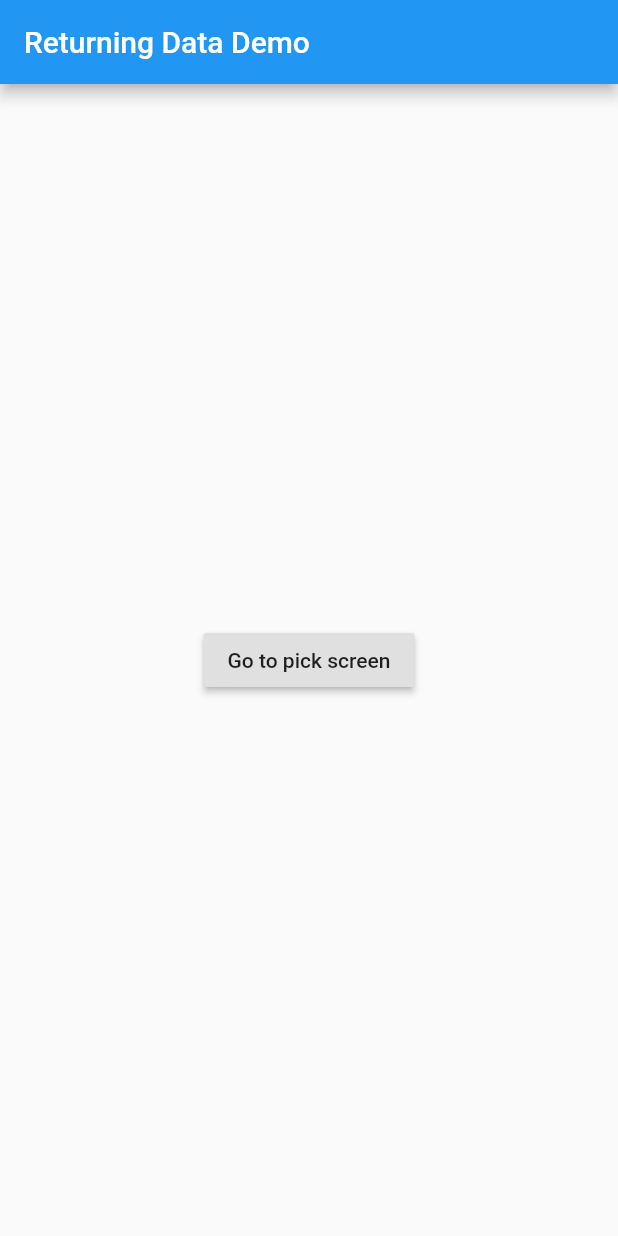
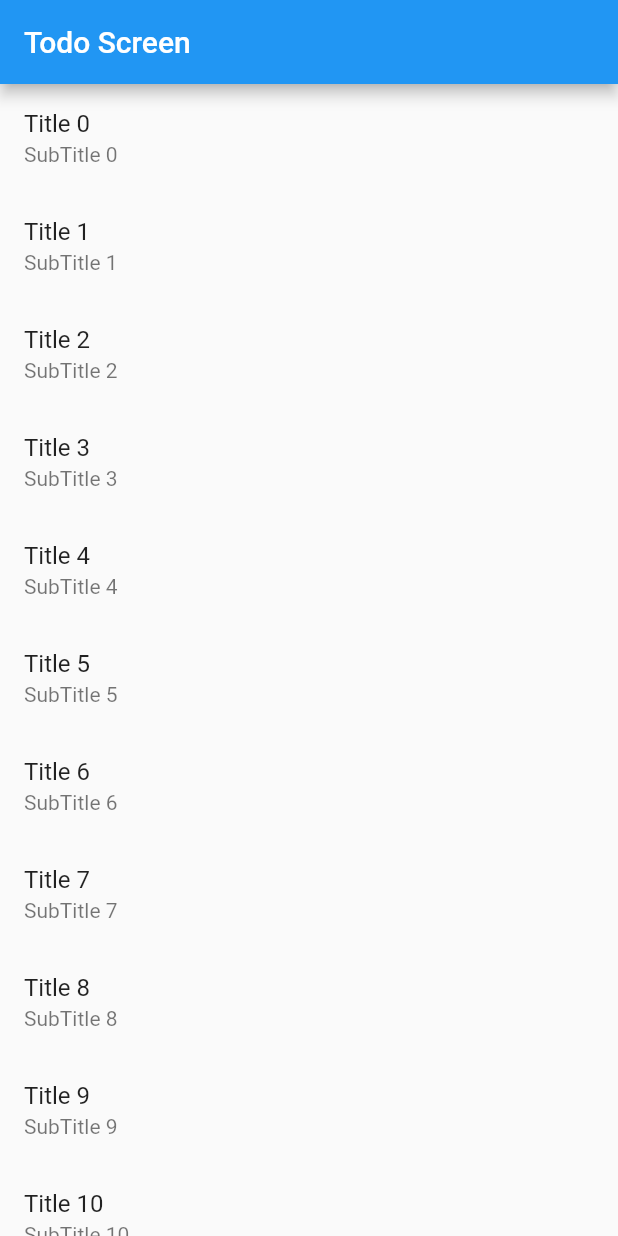
Before and after one commit to Novsochetra/FlutterPractice, a Flutter app: the screen it shows after launch, on a phone screen of 412 x 824 dp. Run offline on Flutter 3.47's test engine with Material 2 defaults, Android fonts, the phone set to English and light mode, and no system bars.

Commit message:
Add passing data to new screen

```diff
--- a/lib/main.dart
+++ b/lib/main.dart
@@ -12,6 +12,7 @@ import 'package:FirstFlutter/snackbar.dart';
 import 'package:FirstFlutter/swip_dismiss.dart';
 import 'package:FirstFlutter/tab.dart';
 import 'package:FirstFlutter/passing_argument_navigation.dart';
+import 'package:FirstFlutter/passing_data_to_new_screen.dart';
 import 'package:flutter/material.dart';
 
 void main() {
@@ -28,7 +29,8 @@ void main() {
   // runApp(MyAppNavigation());
   // runApp(MyAppNavigationWithNameRoutes());
   // runApp(MyAppNavigationWithArgument());
-  runApp(MyAppPassingDataBack());
+  // runApp(MyAppPassingDataBack());
+  runApp(MyAppPassingDataToNewScreen());
 }
 
 class MyApp extends StatelessWidget {
--- /dev/null
+++ b/lib/passing_data_to_new_screen.dart
@@ -0,0 +1,80 @@
+import 'package:flutter/material.dart';
+
+class MyAppPassingDataToNewScreen extends StatelessWidget {
+  @override
+  Widget build(BuildContext context) {
+    // TODO: implement build
+    return MaterialApp(title: "Passing data to new screen", routes: {
+      '/': (context) => TodoScreen(),
+      '/todoDetail': (context) => TodoListDetailScreen()
+    });
+  }
+}
+
+class TodoScreen extends StatelessWidget {
+  @override
+  Widget build(BuildContext context) {
+    // TODO: implement build
+    return Scaffold(
+      appBar: AppBar(
+        title: Text("Todo Screen"),
+      ),
+      body: TodoList(),
+    );
+  }
+}
+
+class Todo {
+  final String title;
+  final String description;
+  final String subTitle;
+
+  Todo(this.title, this.description, this.subTitle);
+}
+
+class TodoList extends StatelessWidget {
+  @override
+  Widget build(BuildContext context) {
+    final int totalTodo = 20;
+    final todos = List.generate(
+        totalTodo,
+        (index) =>
+            Todo('Title $index', 'Description $index', 'SubTitle $index'));
+
+    return ListView.builder(
+      itemCount: totalTodo,
+      itemBuilder: (context, index) => ListTile(
+        onTap: () {
+          Navigator.push(
+              context,
+              MaterialPageRoute(
+                  builder: (context) => TodoListDetailScreen(),
+                  settings: RouteSettings(arguments: todos[index])));
+        },
+        title: Text(todos[index].title),
+        subtitle: Text(todos[index].subTitle),
+      ),
+    );
+  }
+}
+
+class TodoListDetailScreen extends StatelessWidget {
+
+  @override
+  Widget build(BuildContext context) {
+    final Todo todo = ModalRoute.of(context).settings.arguments;
+    return Scaffold(
+      appBar: AppBar(
+        title: Text("Todo List Detail"),
+      ),
+      body: Center(
+        child: Column(
+          children: <Widget>[
+            Text(todo.title),
+            Text(todo.description),
+          ],
+        ),
+      ),
+    );
+  }
+}
```
